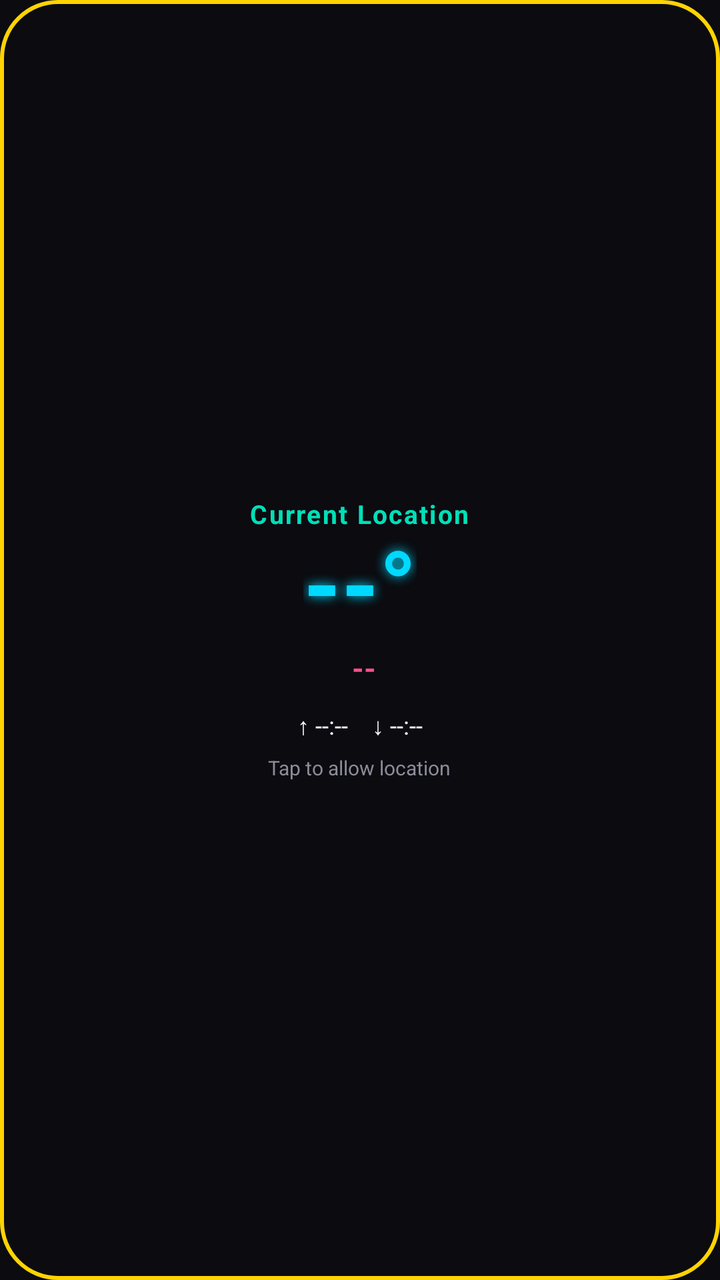
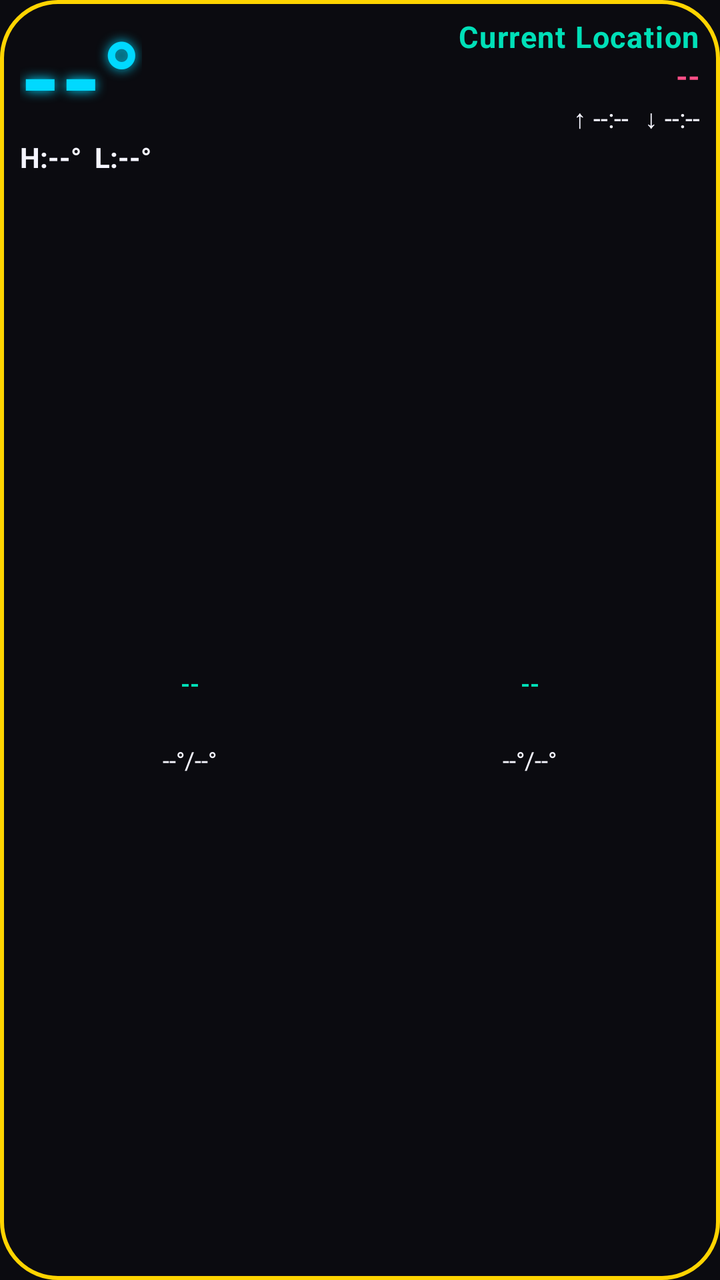

Before-and-after screenshots of an Android layout around one commit, followed by the original layout XML and the change that was made.
<!-- AndroidManifest.xml: application theme Theme.WeatherWidget -->
<!-- res/layout/widget_weather.xml -->
<?xml version="1.0" encoding="utf-8"?>
<LinearLayout xmlns:android="http://schemas.android.com/apk/res/android"
    android:id="@+id/weatherWidgetRoot"
    android:layout_width="match_parent"
    android:layout_height="match_parent"
    android:orientation="vertical"
    android:gravity="center"
    android:background="@drawable/widget_background"
    android:padding="10dp">

    <TextView
        android:id="@+id/locationText"
        android:layout_width="wrap_content"
        android:layout_height="wrap_content"
        android:includeFontPadding="false"
        android:textColor="@color/retro_teal"
        android:textSize="13sp"
        android:textStyle="bold"
        android:letterSpacing="0.06"
        android:maxLines="1"
        android:ellipsize="end"
        android:text="@string/current_location" />

    <TextView
        android:id="@+id/tempText"
        android:layout_width="wrap_content"
        android:layout_height="wrap_content"
        android:includeFontPadding="false"
        android:textColor="@color/retro_cyan"
        android:textSize="48sp"
        android:textStyle="bold"
        android:shadowColor="@color/retro_cyan"
        android:shadowDx="0"
        android:shadowDy="0"
        android:shadowRadius="14"
        android:text="--°" />

    <LinearLayout
        android:id="@+id/conditionRow"
        android:layout_width="wrap_content"
        android:layout_height="wrap_content"
        android:orientation="horizontal"
        android:gravity="center_vertical"
        android:layout_marginTop="2dp">

        <TextView
            android:id="@+id/conditionEmoji"
            android:layout_width="wrap_content"
            android:layout_height="wrap_content"
            android:textSize="16sp"
            android:layout_marginEnd="4dp"
            android:text="" />

        <TextView
            android:id="@+id/conditionText"
            android:layout_width="wrap_content"
            android:layout_height="wrap_content"
            android:includeFontPadding="false"
            android:textColor="@color/retro_pink"
            android:textSize="15sp"
            android:textStyle="bold"
            android:text="--" />

    </LinearLayout>

    <LinearLayout
        android:id="@+id/sunRow"
        android:layout_width="wrap_content"
        android:layout_height="wrap_content"
        android:orientation="horizontal"
        android:gravity="center_vertical"
        android:layout_marginTop="8dp">

        <TextView
            android:id="@+id/sunriseText"
            android:layout_width="wrap_content"
            android:layout_height="wrap_content"
            android:includeFontPadding="false"
            android:textColor="@color/retro_white"
            android:textSize="12sp"
            android:text="↑ --:--" />

        <TextView
            android:layout_width="12dp"
            android:layout_height="wrap_content"
            android:text="" />

        <TextView
            android:id="@+id/sunsetText"
            android:layout_width="wrap_content"
            android:layout_height="wrap_content"
            android:includeFontPadding="false"
            android:textColor="@color/retro_white"
            android:textSize="12sp"
            android:text="↓ --:--" />

    </LinearLayout>

    <TextView
        android:id="@+id/updatedText"
        android:layout_width="wrap_content"
        android:layout_height="wrap_content"
        android:includeFontPadding="false"
        android:textColor="@color/retro_white_dim"
        android:textSize="10sp"
        android:layout_marginTop="6dp"
        android:maxLines="1"
        android:ellipsize="end"
        android:text="@string/widget_need_permission" />

</LinearLayout>
<!-- resources referenced by this layout -->
<resources>
  <color name="retro_cyan">#00D9FF</color>
  <color name="retro_pink">#FF4F87</color>
  <color name="retro_teal">#00E0B8</color>
  <color name="retro_white">#F5F5FF</color>
  <color name="retro_white_dim">#8C8C99</color>
  <!-- drawable widget_background (drawable) -->
  <?xml version="1.0" encoding="utf-8"?>
  <layer-list xmlns:android="http://schemas.android.com/apk/res/android">
      <item>
          <shape android:shape="rectangle">
              <solid android:color="@color/widget_bg" />
              <corners android:radius="@dimen/widget_corner_radius" />
          </shape>
      </item>
      <item>
          <shape android:shape="rectangle">
              <stroke
                  android:width="2dp"
                  android:color="@color/retro_yellow" />
              <corners android:radius="@dimen/widget_corner_radius" />
          </shape>
      </item>
  </layer-list>
  <string name="current_location">Current Location</string>
  <string name="widget_need_permission">Tap to allow location</string>
  <style name="Theme.WeatherWidget" parent="Theme.MaterialComponents.NoActionBar">
          <item name="colorPrimary">@color/retro_teal</item>
          <item name="colorPrimaryDark">@color/black</item>
          <item name="colorAccent">@color/retro_cyan</item>
          <item name="android:windowBackground">@color/widget_bg</item>
          <item name="android:textColorPrimary">@color/retro_white</item>
          <item name="android:textColorSecondary">@color/retro_white</item>
      </style>
  <color name="widget_bg">#0B0B10</color>
  <dimen name="widget_corner_radius">20dp</dimen>
  <color name="retro_yellow">#FFD400</color>
  <color name="black">#000000</color>
</resources>

<!-- the commit's change to res/layout/widget_weather.xml (unified diff, before → after) -->
@@ -4,108 +4,224 @@
     android:layout_width="match_parent"
     android:layout_height="match_parent"
     android:orientation="vertical"
-    android:gravity="center"
     android:background="@drawable/widget_background"
     android:padding="10dp">
 
-    <TextView
-        android:id="@+id/locationText"
-        android:layout_width="wrap_content"
+    <LinearLayout
+        android:layout_width="match_parent"
         android:layout_height="wrap_content"
-        android:includeFontPadding="false"
-        android:textColor="@color/retro_teal"
-        android:textSize="13sp"
-        android:textStyle="bold"
-        android:letterSpacing="0.06"
-        android:maxLines="1"
-        android:ellipsize="end"
-        android:text="@string/current_location" />
-
-    <TextView
-        android:id="@+id/tempText"
-        android:layout_width="wrap_content"
-        android:layout_height="wrap_content"
-        android:includeFontPadding="false"
-        android:textColor="@color/retro_cyan"
-        android:textSize="48sp"
-        android:textStyle="bold"
-        android:shadowColor="@color/retro_cyan"
-        android:shadowDx="0"
-        android:shadowDy="0"
-        android:shadowRadius="14"
-        android:text="--°" />
-
+        android:orientation="horizontal">
+
+        
+        <LinearLayout
+            android:layout_width="0dp"
+            android:layout_weight="1"
+            android:layout_height="wrap_content"
+            android:orientation="vertical"
+            android:gravity="start">
+
+            <TextView
+                android:id="@+id/tempText"
+                android:layout_width="wrap_content"
+                android:layout_height="wrap_content"
+                android:includeFontPadding="false"
+                android:textColor="@color/retro_cyan"
+                android:textSize="52sp"
+                android:textStyle="bold"
+                android:shadowColor="@color/retro_cyan"
+                android:shadowDx="0"
+                android:shadowDy="0"
+                android:shadowRadius="14"
+                android:text="--°" />
+
+            <TextView
+                android:id="@+id/todayHighLowText"
+                android:layout_width="wrap_content"
+                android:layout_height="wrap_content"
+                android:includeFontPadding="false"
+                android:textColor="@color/retro_white"
+                android:textSize="14sp"
+                android:textStyle="bold"
+                android:text="H:--°  L:--°" />
+
+        </LinearLayout>
+
+        
+        <LinearLayout
+            android:layout_width="0dp"
+            android:layout_weight="1"
+            android:layout_height="wrap_content"
+            android:orientation="vertical"
+            android:gravity="end">
+
+            <TextView
+                android:id="@+id/locationText"
+                android:layout_width="wrap_content"
+                android:layout_height="wrap_content"
+                android:includeFontPadding="false"
+                android:textColor="@color/retro_teal"
+                android:textSize="15sp"
+                android:textStyle="bold"
+                android:letterSpacing="0.04"
+                android:maxLines="1"
+                android:ellipsize="end"
+                android:text="@string/current_location" />
+
+            <LinearLayout
+                android:id="@+id/conditionRow"
+                android:layout_width="wrap_content"
+                android:layout_height="wrap_content"
+                android:orientation="horizontal"
+                android:gravity="center_vertical">
+
+                <TextView
+                    android:id="@+id/conditionEmoji"
+                    android:layout_width="wrap_content"
+                    android:layout_height="wrap_content"
+                    android:textSize="16sp"
+                    android:layout_marginEnd="4dp"
+                    android:text="" />
+
+                <TextView
+                    android:id="@+id/conditionText"
+                    android:layout_width="wrap_content"
+                    android:layout_height="wrap_content"
+                    android:includeFontPadding="false"
+                    android:textColor="@color/retro_pink"
+                    android:textSize="15sp"
+                    android:textStyle="bold"
+                    android:text="--" />
+
+            </LinearLayout>
+
+            <LinearLayout
+                android:id="@+id/sunRow"
+                android:layout_width="wrap_content"
+                android:layout_height="wrap_content"
+                android:orientation="horizontal"
+                android:gravity="center_vertical">
+
+                <TextView
+                    android:id="@+id/sunriseText"
+                    android:layout_width="wrap_content"
+                    android:layout_height="wrap_content"
+                    android:includeFontPadding="false"
+                    android:textColor="@color/retro_white"
+                    android:textSize="13sp"
+                    android:text="↑ --:--" />
+
+                <TextView
+                    android:layout_width="8dp"
+                    android:layout_height="wrap_content"
+                    android:text="" />
+
+                <TextView
+                    android:id="@+id/sunsetText"
+                    android:layout_width="wrap_content"
+                    android:layout_height="wrap_content"
+                    android:includeFontPadding="false"
+                    android:textColor="@color/retro_white"
+                    android:textSize="13sp"
+                    android:text="↓ --:--" />
+
+            </LinearLayout>
+
+        </LinearLayout>
+
+    </LinearLayout>
+
+    
     <LinearLayout
-        android:id="@+id/conditionRow"
-        android:layout_width="wrap_content"
-        android:layout_height="wrap_content"
+        android:id="@+id/forecastRow"
+        android:layout_width="match_parent"
+        android:layout_height="0dp"
+        android:layout_weight="1"
         android:orientation="horizontal"
-        android:gravity="center_vertical"
-        android:layout_marginTop="2dp">
-
-        <TextView
-            android:id="@+id/conditionEmoji"
-            android:layout_width="wrap_content"
-            android:layout_height="wrap_content"
-            android:textSize="16sp"
-            android:layout_marginEnd="4dp"
-            android:text="" />
-
-        <TextView
-            android:id="@+id/conditionText"
-            android:layout_width="wrap_content"
-            android:layout_height="wrap_content"
-            android:includeFontPadding="false"
-            android:textColor="@color/retro_pink"
-            android:textSize="15sp"
-            android:textStyle="bold"
-            android:text="--" />
+        android:layout_marginTop="6dp">
+
+        <LinearLayout
+            android:layout_width="0dp"
+            android:layout_weight="1"
+            android:layout_height="match_parent"
+            android:orientation="vertical"
+            android:gravity="center">
+
+            <TextView
+                android:id="@+id/forecast1Day"
+                android:layout_width="wrap_content"
+                android:layout_height="wrap_content"
+                android:includeFontPadding="false"
+                android:textColor="@color/retro_teal"
+                android:textStyle="bold"
+                android:textSize="12sp"
+                android:text="--" />
+
+            <TextView
+                android:id="@+id/forecast1Emoji"
+                android:layout_width="wrap_content"
+                android:layout_height="wrap_content"
+                android:textSize="18sp"
+                android:text="" />
+
+            <TextView
+                android:id="@+id/forecast1HighLow"
+                android:layout_width="wrap_content"
+                android:layout_height="wrap_content"
+                android:includeFontPadding="false"
+                android:textColor="@color/retro_white"
+                android:textSize="12sp"
+                android:text="--°/--°" />
+
+        </LinearLayout>
+
+        <LinearLayout
+            android:layout_width="0dp"
+            android:layout_weight="1"
+            android:layout_height="match_parent"
+            android:orientation="vertical"
+            android:gravity="center">
+
+            <TextView
+                android:id="@+id/forecast2Day"
+                android:layout_width="wrap_content"
+                android:layout_height="wrap_content"
+                android:includeFontPadding="false"
+                android:textColor="@color/retro_teal"
+                android:textStyle="bold"
+                android:textSize="12sp"
+                android:text="--" />
+
+            <TextView
+                android:id="@+id/forecast2Emoji"
+                android:layout_width="wrap_content"
+                android:layout_height="wrap_content"
+                android:textSize="18sp"
+                android:text="" />
+
+            <TextView
+                android:id="@+id/forecast2HighLow"
+                android:layout_width="wrap_content"
+                android:layout_height="wrap_content"
+                android:includeFontPadding="false"
+                android:textColor="@color/retro_white"
+                android:textSize="12sp"
+                android:text="--°/--°" />
+
+        </LinearLayout>
 
     </LinearLayout>
 
-    <LinearLayout
-        android:id="@+id/sunRow"
-        android:layout_width="wrap_content"
-        android:layout_height="wrap_content"
-        android:orientation="horizontal"
-        android:gravity="center_vertical"
-        android:layout_marginTop="8dp">
-
-        <TextView
-            android:id="@+id/sunriseText"
-            android:layout_width="wrap_content"
-            android:layout_height="wrap_content"
-            android:includeFontPadding="false"
-            android:textColor="@color/retro_white"
-            android:textSize="12sp"
-            android:text="↑ --:--" />
-
-        <TextView
-            android:layout_width="12dp"
-            android:layout_height="wrap_content"
-            android:text="" />
-
-        <TextView
-            android:id="@+id/sunsetText"
-            android:layout_width="wrap_content"
-            android:layout_height="wrap_content"
-            android:includeFontPadding="false"
-            android:textColor="@color/retro_white"
-            android:textSize="12sp"
-            android:text="↓ --:--" />
-
-    </LinearLayout>
-
+    
     <TextView
         android:id="@+id/updatedText"
-        android:layout_width="wrap_content"
+        android:layout_width="match_parent"
         android:layout_height="wrap_content"
         android:includeFontPadding="false"
         android:textColor="@color/retro_white_dim"
         android:textSize="10sp"
-        android:layout_marginTop="6dp"
         android:maxLines="1"
         android:ellipsize="end"
-        android:text="@string/widget_need_permission" />
+        android:visibility="gone"
+        android:text="" />
 
 </LinearLayout>
<!-- resource entries referenced after the edit -->
@@ -24,7 +24,6 @@
       </item>
   </layer-list>
   <string name="current_location">Current Location</string>
-  <string name="widget_need_permission">Tap to allow location</string>
   <style name="Theme.WeatherWidget" parent="Theme.MaterialComponents.NoActionBar">
           <item name="colorPrimary">@color/retro_teal</item>
           <item name="colorPrimaryDark">@color/black</item>
